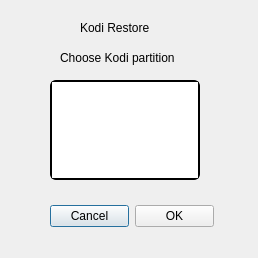
Before: the Qt Designer form restdialog.ui in GostLy/adbLink, drawn with Qt 5.
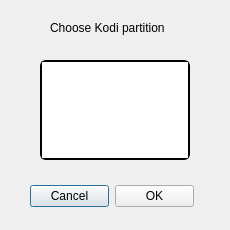
After: the same form once the commit is applied.

The edit to the form file:
```diff
--- a/restdialog.ui
+++ b/restdialog.ui
@@ -6,43 +6,30 @@
    <rect>
     <x>0</x>
     <y>0</y>
-    <width>258</width>
-    <height>258</height>
+    <width>230</width>
+    <height>230</height>
    </rect>
   </property>
   <property name="minimumSize">
    <size>
-    <width>258</width>
-    <height>258</height>
+    <width>230</width>
+    <height>230</height>
    </size>
   </property>
   <property name="maximumSize">
    <size>
-    <width>258</width>
-    <height>258</height>
+    <width>230</width>
+    <height>230</height>
    </size>
   </property>
   <property name="windowTitle">
    <string>Restore</string>
   </property>
-  <widget class="QLabel" name="label">
-   <property name="geometry">
-    <rect>
-     <x>80</x>
-     <y>20</y>
-     <width>141</width>
-     <height>16</height>
-    </rect>
-   </property>
-   <property name="text">
-    <string>Kodi Restore</string>
-   </property>
-  </widget>
   <widget class="QWidget" name="layoutWidget">
    <property name="geometry">
     <rect>
-     <x>50</x>
-     <y>200</y>
+     <x>30</x>
+     <y>180</y>
      <width>164</width>
      <height>32</height>
     </rect>
@@ -67,8 +54,8 @@
   <widget class="QListWidget" name="listDirectories_restore">
    <property name="geometry">
     <rect>
-     <x>50</x>
-     <y>80</y>
+     <x>40</x>
+     <y>60</y>
      <width>150</width>
      <height>100</height>
     </rect>
@@ -100,9 +87,9 @@
   <widget class="QLabel" name="label_2">
    <property name="geometry">
     <rect>
-     <x>60</x>
-     <y>50</y>
-     <width>161</width>
+     <x>50</x>
+     <y>20</y>
+     <width>141</width>
      <height>16</height>
     </rect>
    </property>
```
Left out of the diff: 4 changed lines with no effect on the pictures.
